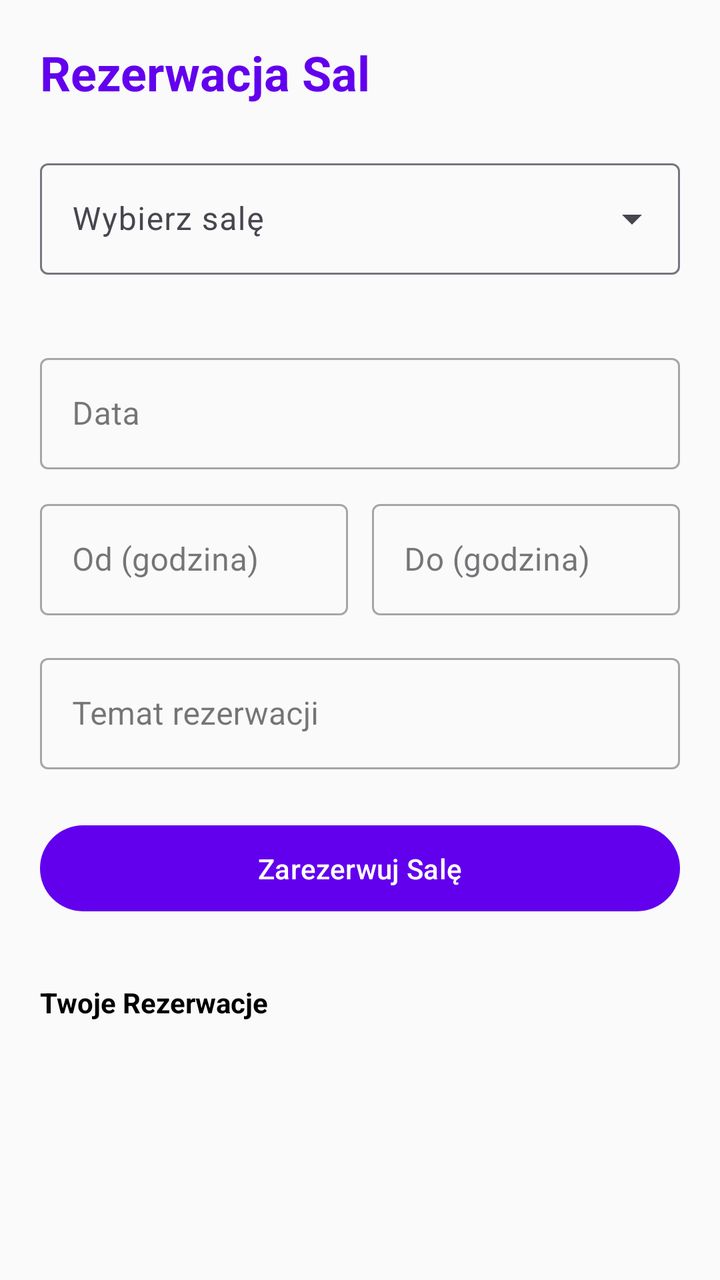
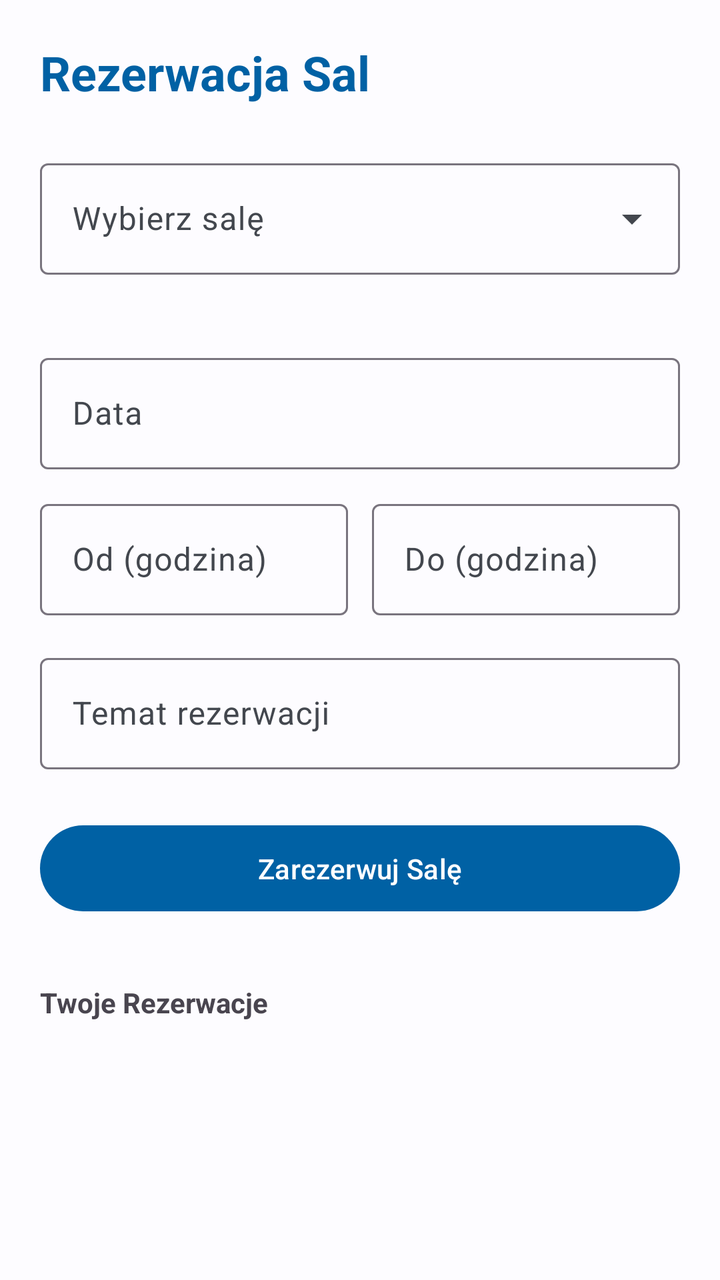

An Android layout rendered at two revisions. The XML below is the earlier revision; the diff shows what the commit changed to produce the second picture.
<!-- AndroidManifest.xml: application theme Theme.SchoolSpace -->
<!-- res/layout/fragment_room_reservation.xml -->
<?xml version="1.0" encoding="utf-8"?>
<LinearLayout xmlns:android="http://schemas.android.com/apk/res/android"
    xmlns:app="http://schemas.android.com/apk/res-auto"
    android:layout_width="match_parent"
    android:layout_height="match_parent"
    android:orientation="vertical"
    android:padding="20dp"
    android:background="@color/background">

    <TextView
        android:layout_width="wrap_content"
        android:layout_height="wrap_content"
        android:text="Rezerwacja Sal"
        android:textSize="24sp"
        android:textStyle="bold"
        android:textColor="@color/primary"
        android:layout_marginBottom="24dp" />

    <com.google.android.material.textfield.TextInputLayout
        android:id="@+id/tilRoomNumber"
        android:layout_width="match_parent"
        android:layout_height="wrap_content"
        android:hint="Wybierz salę"
        app:errorEnabled="true"
        style="@style/Widget.Material3.TextInputLayout.OutlinedBox.ExposedDropdownMenu">
        <AutoCompleteTextView
            android:id="@+id/etRoomNumber"
            android:layout_width="match_parent"
            android:layout_height="wrap_content"
            android:inputType="text"
            android:completionThreshold="1" />
    </com.google.android.material.textfield.TextInputLayout>

    <LinearLayout
        android:layout_width="match_parent"
        android:layout_height="wrap_content"
        android:orientation="vertical"
        android:layout_marginTop="16dp">

        <com.google.android.material.textfield.TextInputLayout
            android:layout_width="match_parent"
            android:layout_height="wrap_content"
            android:hint="Data"
            style="@style/Widget.MaterialComponents.TextInputLayout.OutlinedBox">
            <com.google.android.material.textfield.TextInputEditText
                android:id="@+id/etReservationDate"
                android:layout_width="match_parent"
                android:layout_height="wrap_content"
                android:focusable="false" />
        </com.google.android.material.textfield.TextInputLayout>

        <LinearLayout
            android:layout_width="match_parent"
            android:layout_height="wrap_content"
            android:orientation="horizontal"
            android:layout_marginTop="12dp">

            <com.google.android.material.textfield.TextInputLayout
                android:layout_width="0dp"
                android:layout_weight="1"
                android:layout_height="wrap_content"
                android:hint="Od (godzina)"
                style="@style/Widget.MaterialComponents.TextInputLayout.OutlinedBox">
                <com.google.android.material.textfield.TextInputEditText
                    android:id="@+id/etReservationTimeStart"
                    android:layout_width="match_parent"
                    android:layout_height="wrap_content"
                    android:focusable="false" />
            </com.google.android.material.textfield.TextInputLayout>

            <com.google.android.material.textfield.TextInputLayout
                android:layout_width="0dp"
                android:layout_weight="1"
                android:layout_height="wrap_content"
                android:layout_marginStart="12dp"
                android:hint="Do (godzina)"
                style="@style/Widget.MaterialComponents.TextInputLayout.OutlinedBox">
                <com.google.android.material.textfield.TextInputEditText
                    android:id="@+id/etReservationTimeEnd"
                    android:layout_width="match_parent"
                    android:layout_height="wrap_content"
                    android:focusable="false" />
            </com.google.android.material.textfield.TextInputLayout>
        </LinearLayout>
    </LinearLayout>

    <com.google.android.material.textfield.TextInputLayout
        android:layout_width="match_parent"
        android:layout_height="wrap_content"
        android:hint="Temat rezerwacji"
        android:layout_marginTop="16dp"
        style="@style/Widget.MaterialComponents.TextInputLayout.OutlinedBox">
        <com.google.android.material.textfield.TextInputEditText
            android:id="@+id/etReservationTopic"
            android:layout_width="match_parent"
            android:layout_height="wrap_content"
            android:inputType="textCapSentences" />
    </com.google.android.material.textfield.TextInputLayout>

    <Button
        android:id="@+id/btnSubmitReservation"
        android:layout_width="match_parent"
        android:layout_height="wrap_content"
        android:layout_marginTop="24dp"
        android:text="Zarezerwuj Salę"
        android:padding="12dp" />

    <TextView
        android:layout_width="wrap_content"
        android:layout_height="wrap_content"
        android:text="Twoje Rezerwacje"
        android:textStyle="bold"
        android:layout_marginTop="32dp"
        android:layout_marginBottom="8dp" />

    <androidx.recyclerview.widget.RecyclerView
        android:id="@+id/rvMyReservations"
        android:layout_width="match_parent"
        android:layout_height="0dp"
        android:layout_weight="1" />

</LinearLayout>
<!-- resources referenced by this layout -->
<resources>
  <color name="background">#FFFAFAFA</color>
  <color name="primary">#6200EE</color>
  <style name="Theme.SchoolSpace" parent="Theme.Material3.DayNight.NoActionBar">
          
          <item name="colorPrimary">@color/primary</item>
          <item name="android:colorBackground">@color/background</item>
          <item name="android:textColor">@color/text_primary</item>
  
          
          <item name="android:statusBarColor">@color/primary</item>
          <item name="android:windowLightStatusBar" tools:targetApi="m">false</item>
  
          
          <item name="android:navigationBarColor">@color/background</item>
          <item name="android:windowLightNavigationBar" tools:targetApi="27">true</item>
      </style>
  <color name="text_primary">#000000</color>
</resources>

<!-- the commit's change to res/layout/fragment_room_reservation.xml (unified diff, before → after) -->
@@ -41,7 +41,7 @@
             android:layout_width="match_parent"
             android:layout_height="wrap_content"
             android:hint="Data"
-            style="@style/Widget.MaterialComponents.TextInputLayout.OutlinedBox">
+            style="@style/Widget.Material3.TextInputLayout.OutlinedBox">
             <com.google.android.material.textfield.TextInputEditText
                 android:id="@+id/etReservationDate"
                 android:layout_width="match_parent"
@@ -60,7 +60,7 @@
                 android:layout_weight="1"
                 android:layout_height="wrap_content"
                 android:hint="Od (godzina)"
-                style="@style/Widget.MaterialComponents.TextInputLayout.OutlinedBox">
+                style="@style/Widget.Material3.TextInputLayout.OutlinedBox">
                 <com.google.android.material.textfield.TextInputEditText
                     android:id="@+id/etReservationTimeStart"
                     android:layout_width="match_parent"
@@ -74,7 +74,7 @@
                 android:layout_height="wrap_content"
                 android:layout_marginStart="12dp"
                 android:hint="Do (godzina)"
-                style="@style/Widget.MaterialComponents.TextInputLayout.OutlinedBox">
+                style="@style/Widget.Material3.TextInputLayout.OutlinedBox">
                 <com.google.android.material.textfield.TextInputEditText
                     android:id="@+id/etReservationTimeEnd"
                     android:layout_width="match_parent"
@@ -89,7 +89,7 @@
         android:layout_height="wrap_content"
         android:hint="Temat rezerwacji"
         android:layout_marginTop="16dp"
-        style="@style/Widget.MaterialComponents.TextInputLayout.OutlinedBox">
+        style="@style/Widget.Material3.TextInputLayout.OutlinedBox">
         <com.google.android.material.textfield.TextInputEditText
             android:id="@+id/etReservationTopic"
             android:layout_width="match_parent"
<!-- resource entries referenced after the edit -->
@@ -1,21 +1,45 @@
 <!-- resources referenced by this layout -->
 <resources>
-  <color name="background">#FFFAFAFA</color>
-  <color name="primary">#6200EE</color>
+  <color name="background">#FDFCFF</color>
+  <color name="primary">#0061A4</color>
   <style name="Theme.SchoolSpace" parent="Theme.Material3.DayNight.NoActionBar">
           
           <item name="colorPrimary">@color/primary</item>
+          <item name="colorOnPrimary">@color/onPrimary</item>
+          <item name="colorPrimaryContainer">@color/primaryContainer</item>
+          <item name="colorOnPrimaryContainer">@color/onPrimaryContainer</item>
+  
+          <item name="colorSecondary">@color/secondary</item>
+          <item name="colorOnSecondary">@color/onSecondary</item>
+  
+          <item name="colorError">@color/error</item>
+          <item name="colorOnError">@color/onError</item>
+  
           <item name="android:colorBackground">@color/background</item>
-          <item name="android:textColor">@color/text_primary</item>
+          <item name="colorSurface">@color/surface</item>
+          <item name="colorOnSurface">@color/onSurface</item>
+          <item name="colorSurfaceVariant">@color/surfaceVariant</item>
+          <item name="colorOnSurfaceVariant">@color/onSurfaceVariant</item>
   
           
           <item name="android:statusBarColor">@color/primary</item>
           <item name="android:windowLightStatusBar" tools:targetApi="m">false</item>
+          <item name="android:navigationBarColor">@color/background</item>
+          <item name="android:windowLightNavigationBar" tools:targetApi="27">true</item>
   
           
-          <item name="android:navigationBarColor">@color/background</item>
-          <item name="android:windowLightNavigationBar" tools:targetApi="27">true</item>
+          <item name="materialCardViewStyle">@style/Widget.Material3.CardView.Elevated</item>
       </style>
-  <color name="text_primary">#000000</color>
+  <color name="onPrimary">#FFFFFF</color>
+  <color name="primaryContainer">#D1E4FF</color>
+  <color name="onPrimaryContainer">#001D36</color>
+  <color name="secondary">#535F70</color>
+  <color name="onSecondary">#FFFFFF</color>
+  <color name="error">#BA1A1A</color>
+  <color name="onError">#FFFFFF</color>
+  <color name="surface">#FDFCFF</color>
+  <color name="onSurface">#1A1C1E</color>
+  <color name="surfaceVariant">#DFE2EB</color>
+  <color name="onSurfaceVariant">#43474E</color>
 </resources>
 
